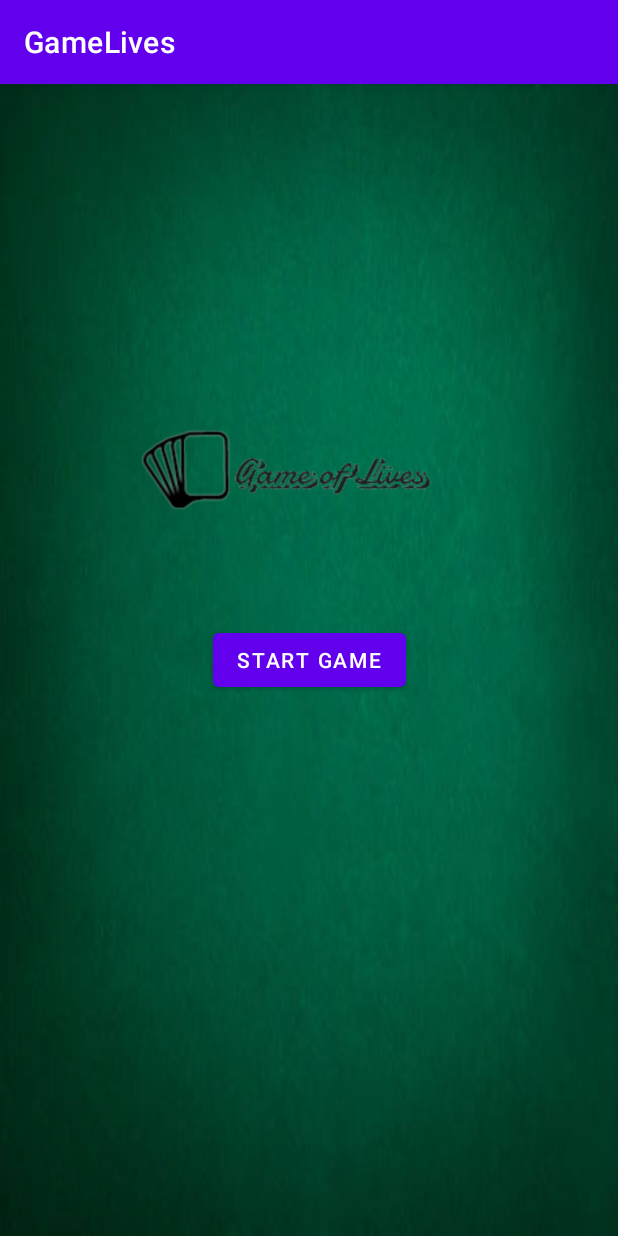
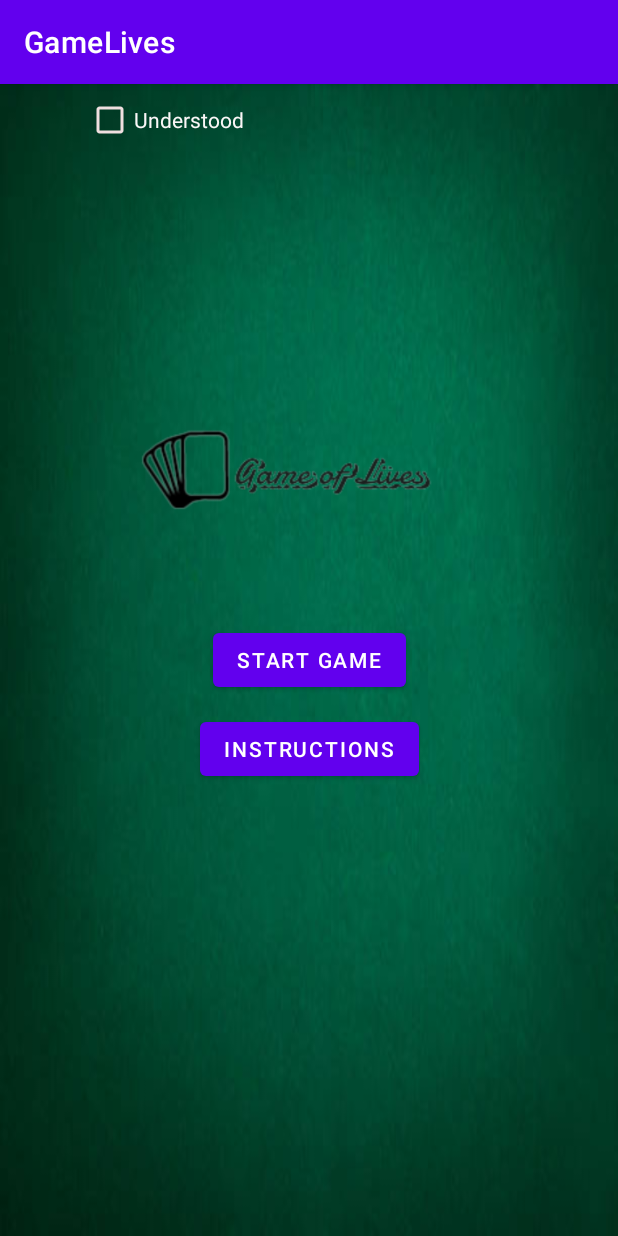
Before and after one commit to AGranjaL/GameOfLives, an Android app: the screen it shows after launch (MainActivity), on a phone screen of 412 x 824 dp. Run offline under Robolectric (Android 15) with nearby library versions, the phone set to English and light mode, and no system bars.

Commit message:
SetUp Main Functionality

```diff
--- a/app/build.gradle
+++ b/app/build.gradle
@@ -30,6 +30,8 @@ android {
 dependencies {
 
     implementation 'androidx.appcompat:appcompat:1.3.1'
+    //noinspection GradleCompatible
+    implementation 'com.android.support:design:26.1.0'
     implementation 'com.google.android.material:material:1.4.0'
     implementation 'androidx.constraintlayout:constraintlayout:2.1.1'
     testImplementation 'junit:junit:4.+'
--- a/app/src/main/java/com/example/gamelives/MainActivity.java
+++ b/app/src/main/java/com/example/gamelives/MainActivity.java
@@ -1,25 +1,37 @@
 package com.example.gamelives;
 
+import androidx.annotation.NonNull;
+import androidx.annotation.StringDef;
 import androidx.appcompat.app.AppCompatActivity;
 
 import android.Manifest;
+import android.annotation.SuppressLint;
 import android.content.Context;
 import android.content.Intent;
 import android.os.Bundle;
+import android.text.Spannable;
+import android.text.SpannableString;
+import android.text.Spanned;
+import android.text.method.LinkMovementMethod;
+import android.text.style.ClickableSpan;
 import android.view.View;
 import android.widget.Button;
+import android.widget.CheckBox;
 import android.widget.TextView;
+import android.widget.Toast;
+
+import org.w3c.dom.Text;
 
 import javax.security.auth.callback.Callback;
 
 public class MainActivity extends AppCompatActivity {
-    TextView textView;
 
     //String gameState;
     @Override
     protected void onCreate(Bundle savedInstanceState) {
         super.onCreate(savedInstanceState);
         setContentView(R.layout.activity_main);
+
         final Button button = findViewById(R.id.button_id);
         button.setOnClickListener(new View.OnClickListener() {
             public void onClick(View v) {
@@ -33,5 +45,35 @@ public class MainActivity extends AppCompatActivity {
         });
 
 
+        final Button instructionsButton = findViewById(R.id.button_instructions);
+        final TextView instructionsTextView = findViewById(R.id.instructions_textView);
+        final CheckBox instructionsCheckBox = findViewById(R.id.checkBox);
+
+        instructionsButton.setOnClickListener(new View.OnClickListener() {
+            public void onClick(View v) {
+                System.out.println("InstructionButton pressed");
+                instructionsTextView.setVisibility(instructionsTextView.VISIBLE);
+                instructionsButton.setVisibility(instructionsButton.INVISIBLE);
+                button.setVisibility(button.INVISIBLE);
+
+                /*if (instructionsCheckBox.isChecked());{
+                    instructionsTextView.
+                }
+                    //setContentView(R.layout.activity_main);
+                //    instructionsButton.setVisibility(instructionsButton.VISIBLE);
+                  //  instructionsTextView.setVisibility(instructionsTextView.INVISIBLE);
+                }*/
+
+
+            }
+        });
+
+        instructionsCheckBox.setOnClickListener(new View.OnClickListener() {
+            @Override
+            public void onClick(View v) {
+                instructionsTextView.setVisibility(instructionsTextView.INVISIBLE);
+                button.setVisibility(button.VISIBLE);
+            }
+        });
     }
 }
--- a/app/src/main/res/layout/activity_main.xml
+++ b/app/src/main/res/layout/activity_main.xml
@@ -18,6 +18,18 @@
         app:layout_constraintStart_toStartOf="parent"
         app:layout_constraintTop_toTopOf="parent" />
 
+    <Button
+        android:id="@+id/button_instructions"
+        android:layout_width="wrap_content"
+        android:layout_height="wrap_content"
+        android:text="@string/instructions"
+        app:layout_constraintBottom_toBottomOf="parent"
+        app:layout_constraintEnd_toEndOf="parent"
+        app:layout_constraintHorizontal_bias="0.501"
+        app:layout_constraintStart_toStartOf="parent"
+        app:layout_constraintTop_toTopOf="parent"
+        app:layout_constraintVertical_bias="0.582" />
+
     <ImageView
         android:id="@+id/imageView2"
         android:layout_width="270dp"
@@ -30,7 +42,38 @@
         app:srcCompat="@drawable/logo"
         tools:ignore="ImageContrastCheck" />
 
+    <TextView
+        android:id="@+id/instructions_textView"
+        android:layout_width="308dp"
+        android:layout_height="611dp"
+        android:layout_marginStart="105dp"
+        android:layout_marginTop="23dp"
+        android:layout_marginEnd="105dp"
+        android:layout_marginBottom="84dp"
+        android:background="#F6F5F5"
+        android:text="@string/Overview"
+        android:visibility="invisible"
+        app:layout_constraintBottom_toBottomOf="parent"
+        app:layout_constraintEnd_toEndOf="parent"
+        app:layout_constraintStart_toStartOf="parent"
+        app:layout_constraintTop_toBottomOf="@+id/button_instructions"
+        app:layout_constraintVertical_bias="1.0" />
 
+    <CheckBox
+        android:id="@+id/checkBox"
+        android:layout_width="0dp"
+        android:layout_height="48dp"
+        android:backgroundTint="#F8F5F5"
+        android:buttonTint="#EFDFDF"
+        android:checked="false"
+        android:cursorVisible="false"
+        android:text="Understood"
+        android:textColor="#FAF7F7"
+        android:visibility="visible"
+        app:layout_constraintEnd_toEndOf="@+id/instructions_textView"
+        app:layout_constraintStart_toStartOf="@+id/imageView2"
+        tools:ignore="MissingConstraints"
+        tools:layout_editor_absoluteY="599dp" />
 
 
 </androidx.constraintlayout.widget.ConstraintLayout>
--- a/app/src/main/res/values/strings.xml
+++ b/app/src/main/res/values/strings.xml
@@ -4,4 +4,24 @@
     <string name="deal">Deal</string>
     <string name="p1score">Player1: 0</string>
     <string name="p2score">Player2: 0</string>
+    <string name="instructions">Instructions</string>
+    <string name="Overview">The game of lives consists in betting on the number of tricks you will win at the beginning of each round. For this purpose you
+will know your cards, but not of the rest of the players. Therefore, you should base your decision on your cards, as well as on the
+bids of your opponents. At the beginning of the game, each player will have 5 lives. If you lose all your lives, the game will be over for you.
+The player that remains, once the rest are eliminated, wins. \n
+        Objective \n
+    The objective of the players will be to bet at the beginning of each round the numbers of tricks that they will win, the difference
+between your bid and the actual number of tricks that you actually win in the game will be the amount of lives you will lose. \n
+        Game \n
+        The game starts when the “hand” player deals 5 cards to each player. Players will then bet on how many tricks they will win in
+that round. The first player to bid will be the player on the left of the “hand” player, and they will continue from them clockwise,
+ so that the last player to bid will be the “hand” player. In this same order, they will make their move. Once each round is over, it’s shuffled again and the process is repeated, dealing one less card to each player in each of the following rounds, until reaching 1 card per player, at which point 5 cards will be dealt again. \n
+    Value of Each Card \n
+        Cards are arranged according to their number and regardless of suit. The king is the highest, and the ace, the lowest. The trick winner will be the one who throws the card with the highest value. In case two or more player tie, the trick will be for the one who throws first in the round \n
+    Lives \n
+        Initially, each of the players will have five lives. Every round, players will lose as many lives as the difference between their bid
+and the total number of tricks won, until they lose all their lives.
+There are no kind of reward with lives. Players won’t add up lives in any of the rounds neither by winning the bet nor by staying
+alive for a number of rounds.
+    </string>
 </resources>
```
